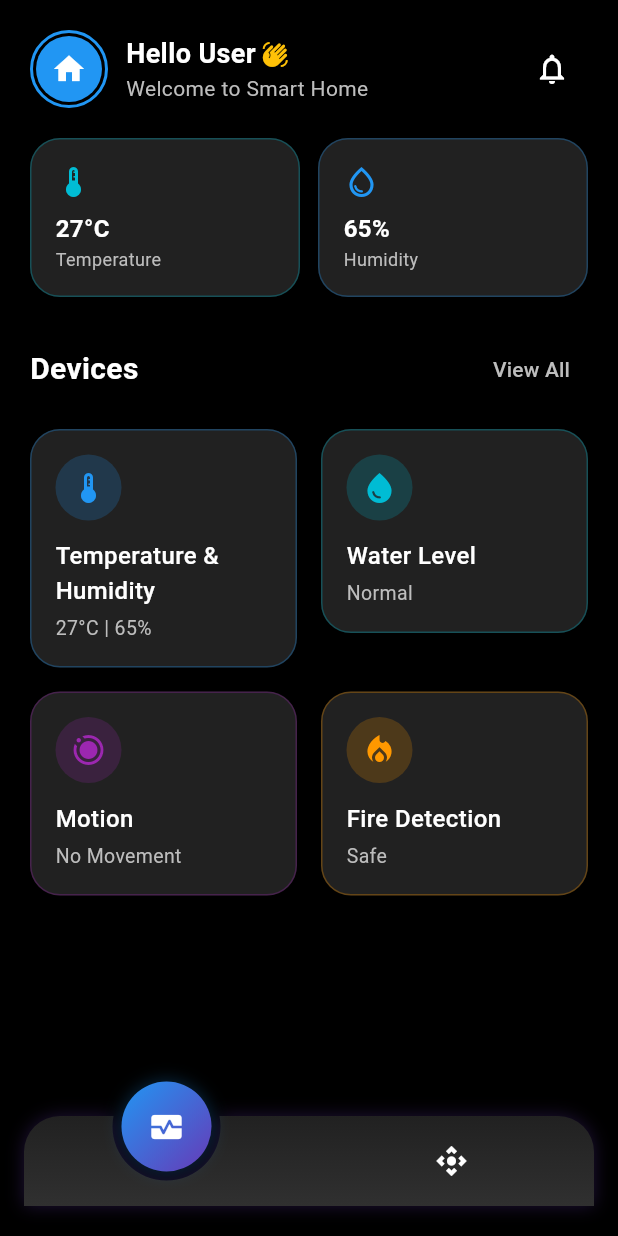
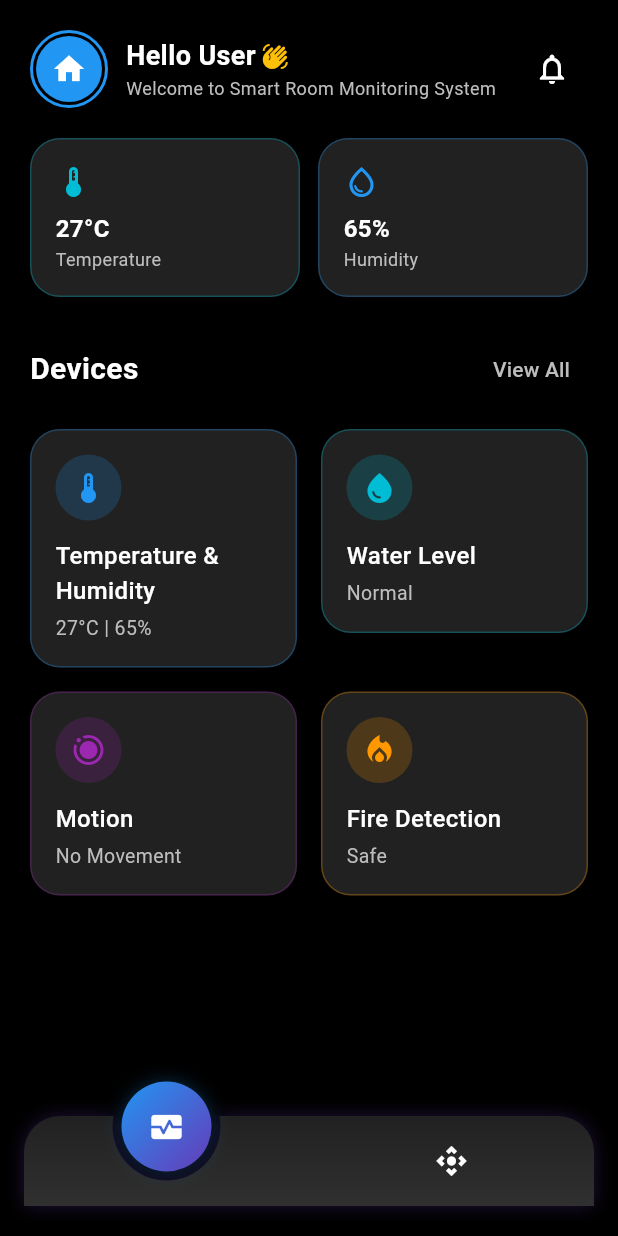
Before and after one commit to FigoRazzan/IotMobileAppDev, a Flutter app: the screen it shows after launch, on a phone screen of 412 x 824 dp. Run offline on Flutter 3.47's test engine with Material 3 defaults, Android fonts, the light colour scheme and no system bars; drawn by our look-alikes of circle_nav_bar; our stand-ins replace animated_splash_screen, lottie.

Commit message:
Homepage Text Fix

```diff
--- a/lib/screens/homepage.dart
+++ b/lib/screens/homepage.dart
@@ -306,10 +306,10 @@ class _HomePageState extends State<HomePage> {
                             ],
                           ),
                           Text(
-                            'Welcome to Smart Home',
+                            'Welcome to Smart Room Monitoring System',
                             style: TextStyle(
                               color: Colors.grey[400],
-                              fontSize: 14,
+                              fontSize: 12,
                             ),
                           ),
                         ],
```
